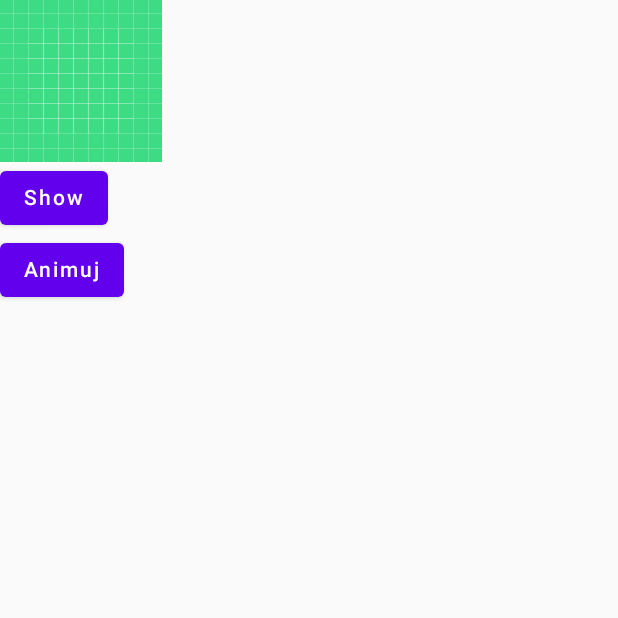
After one commit to wlazlopwl/ComposeAnimations, an Android app built with Jetpack Compose: the AnimatedContentScreen screen opened through its navigation route, on a phone screen of 412 x 824 dp, the top half of it. The commit adds this screen. Run offline under Robolectric (Android 15) with nearby library versions, the phone set to English and light mode, and no system bars.

Commit message:
add AnimatedContentScreen.kt

```diff
--- a/app/src/main/java/com/appdevpwl/composeanimations/NavGraph.kt
+++ b/app/src/main/java/com/appdevpwl/composeanimations/NavGraph.kt
@@ -4,6 +4,7 @@ import androidx.compose.runtime.Composable
 import androidx.navigation.NavHostController
 import androidx.navigation.compose.NavHost
 import androidx.navigation.compose.composable
+import com.appdevpwl.composeanimations.view.AnimatedContentScreen
 import com.appdevpwl.composeanimations.view.AnimatedVisibilityScreen
 import com.appdevpwl.composeanimations.view.HomeScreen
 
@@ -25,5 +26,10 @@ fun SetupNavGraph(
         ) {
             AnimatedVisibilityScreen()
         }
+        composable(
+            route = Screen.AnimatedContent.route
+        ) {
+            AnimatedContentScreen()
+        }
     }
 }
--- a/app/src/main/java/com/appdevpwl/composeanimations/Screen.kt
+++ b/app/src/main/java/com/appdevpwl/composeanimations/Screen.kt
@@ -3,5 +3,6 @@ package com.appdevpwl.composeanimations
 sealed class Screen(val route: String){
     object Home: Screen(route = "home_screen")
     object AnimatedVisibility: Screen(route = "animated_visibility _screen")
+    object AnimatedContent: Screen(route = "animated_content_screen")
 
 }
--- /dev/null
+++ b/app/src/main/java/com/appdevpwl/composeanimations/view/AnimatedContentScreen.kt
@@ -0,0 +1,54 @@
+package com.appdevpwl.composeanimations.view
+
+import androidx.compose.animation.animateContentSize
+import androidx.compose.animation.core.tween
+import androidx.compose.foundation.Image
+import androidx.compose.foundation.background
+import androidx.compose.foundation.layout.Box
+import androidx.compose.foundation.layout.Column
+import androidx.compose.material.Button
+import androidx.compose.material.Text
+import androidx.compose.runtime.*
+import androidx.compose.ui.Modifier
+import androidx.compose.ui.graphics.Color
+import androidx.compose.ui.res.painterResource
+import com.appdevpwl.composeanimations.R
+
+
+@Composable
+fun AnimatedContentScreen() {
+    Column {
+        Box {
+            Column {
+                var expanded by remember {
+                    mutableStateOf(false)
+                }
+                Image(
+                    painter = painterResource(
+                        id = if (expanded)
+                            R.drawable.mountain
+                        else
+                            R.drawable.ic_launcher_background
+                    ),
+                    contentDescription = "",
+                    modifier = Modifier
+                        .background(Color.Yellow)
+                        .animateContentSize(
+                            tween(2000)
+                        )
+                )
+
+                Button(onClick = { expanded = !expanded }) {
+                    Text(if (expanded) "Hide" else "Show")
+                }
+            }
+        }
+        Box {
+
+            StartAnimateButton {
+            }
+        }
+
+    }
+
+}
--- a/app/src/main/java/com/appdevpwl/composeanimations/view/HomeScreen.kt
+++ b/app/src/main/java/com/appdevpwl/composeanimations/view/HomeScreen.kt
@@ -18,7 +18,10 @@ fun HomeScreen(navController: NavController) {
     Surface(
         modifier = Modifier.fillMaxSize()
     ) {
-        val menus = listOf("Animated Visibility", "Test2")
+        val menus = listOf(
+            "Animated Visibility",
+            "Animated Content"
+        )
 
         Menu(menus = menus, navController)
     }
@@ -34,9 +37,10 @@ fun Menu(
             MenuItem(
                 text = item,
                 height = 50.dp
-            ){
-                when(index){
-                    0-> navController.navigate(Screen.AnimatedVisibility.route)
+            ) {
+                when (index) {
+                    0 -> navController.navigate(Screen.AnimatedVisibility.route)
+                    1 -> navController.navigate(Screen.AnimatedContent.route)
                 }
             }
         }
```
Also changed, not shown: app/src/main/res/drawable/mountain.jpg (added).
